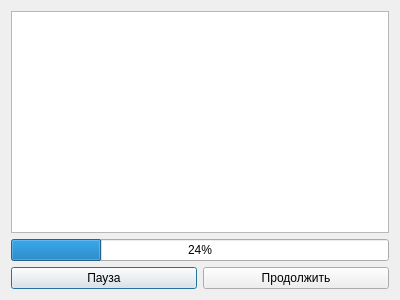
The window that app/SML/gui/program_processing_dialog.ui (Xtail96/SML) describes before a commit, drawn with Qt 5.
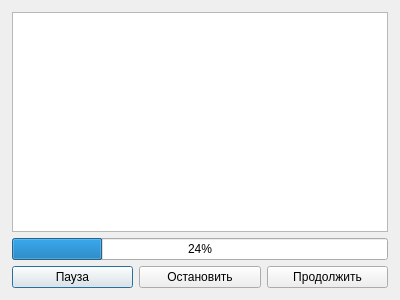
The same window after the commit. Icons and pictures are not drawn.

Commit message: переработан UX остановки выполнения программы

Diff of the .ui file:
```diff
--- a/app/SML/gui/program_processing_dialog.ui
+++ b/app/SML/gui/program_processing_dialog.ui
@@ -14,15 +14,64 @@
    <string>Выполнение УП</string>
   </property>
   <layout class="QGridLayout" name="gridLayout">
-   <item row="0" column="0" colspan="2">
+   <property name="leftMargin">
+    <number>12</number>
+   </property>
+   <property name="topMargin">
+    <number>12</number>
+   </property>
+   <property name="rightMargin">
+    <number>12</number>
+   </property>
+   <property name="bottomMargin">
+    <number>12</number>
+   </property>
+   <item row="1" column="0" colspan="3">
+    <widget class="QProgressBar" name="programProcessingProgressBar">
+     <property name="value">
+      <number>24</number>
+     </property>
+    </widget>
+   </item>
+   <item row="0" column="0" colspan="3">
     <widget class="QPlainTextEdit" name="messagesTextEdit">
      <property name="readOnly">
       <bool>true</bool>
      </property>
     </widget>
    </item>
-   <item row="2" column="0">
+   <item row="2" column="0" colspan="3">
+    <widget class="QFrame" name="frame">
+     <property name="frameShape">
+      <enum>QFrame::NoFrame</enum>
+     </property>
+     <property name="frameShadow">
+      <enum>QFrame::Raised</enum>
+     </property>
+     <property name="lineWidth">
+      <number>1</number>
+     </property>
+     <layout class="QHBoxLayout" name="horizontalLayout">
+      <property name="leftMargin">
+       <number>0</number>
+      </property>
+      <property name="topMargin">
+       <number>0</number>
+      </property>
+      <property name="rightMargin">
+       <number>0</number>
+      </property>
+      <property name="bottomMargin">
+       <number>0</number>
+      </property>
+      <item>
     <widget class="QPushButton" name="pausePushButton">
+        <property name="sizePolicy">
+         <sizepolicy hsizetype="Expanding" vsizetype="Fixed">
+          <horstretch>0</horstretch>
+          <verstretch>0</verstretch>
+         </sizepolicy>
+        </property>
      <property name="text">
       <string>Пауза</string>
      </property>
@@ -41,8 +90,43 @@
      </property>
     </widget>
    </item>
-   <item row="2" column="1">
+      <item>
+       <widget class="QPushButton" name="stopPushButton">
+        <property name="sizePolicy">
+         <sizepolicy hsizetype="Expanding" vsizetype="Fixed">
+          <horstretch>0</horstretch>
+          <verstretch>0</verstretch>
+         </sizepolicy>
+        </property>
+        <property name="text">
+         <string>Остановить</string>
+        </property>
+        <property name="icon">
+         <iconset resource="resources/images.qrc">
+          <normaloff>:/aist/images/aist/pause.png</normaloff>:/aist/images/aist/pause.png</iconset>
+        </property>
+        <property name="iconSize">
+         <size>
+          <width>32</width>
+          <height>32</height>
+         </size>
+        </property>
+        <property name="shortcut">
+         <string>Esc</string>
+        </property>
+        <property name="flat">
+         <bool>false</bool>
+        </property>
+       </widget>
+      </item>
+      <item>
     <widget class="QPushButton" name="resumePushButton">
+        <property name="sizePolicy">
+         <sizepolicy hsizetype="Expanding" vsizetype="Fixed">
+          <horstretch>0</horstretch>
+          <verstretch>0</verstretch>
+         </sizepolicy>
+        </property>
      <property name="text">
       <string>Продолжить</string>
      </property>
@@ -61,11 +145,7 @@
      </property>
     </widget>
    </item>
-   <item row="1" column="0" colspan="2">
-    <widget class="QProgressBar" name="programProcessingProgressBar">
-     <property name="value">
-      <number>24</number>
-     </property>
+     </layout>
     </widget>
    </item>
   </layout>
```
Lines whose indentation alone changed are shown as unchanged. The commit also changes 2 other files.
